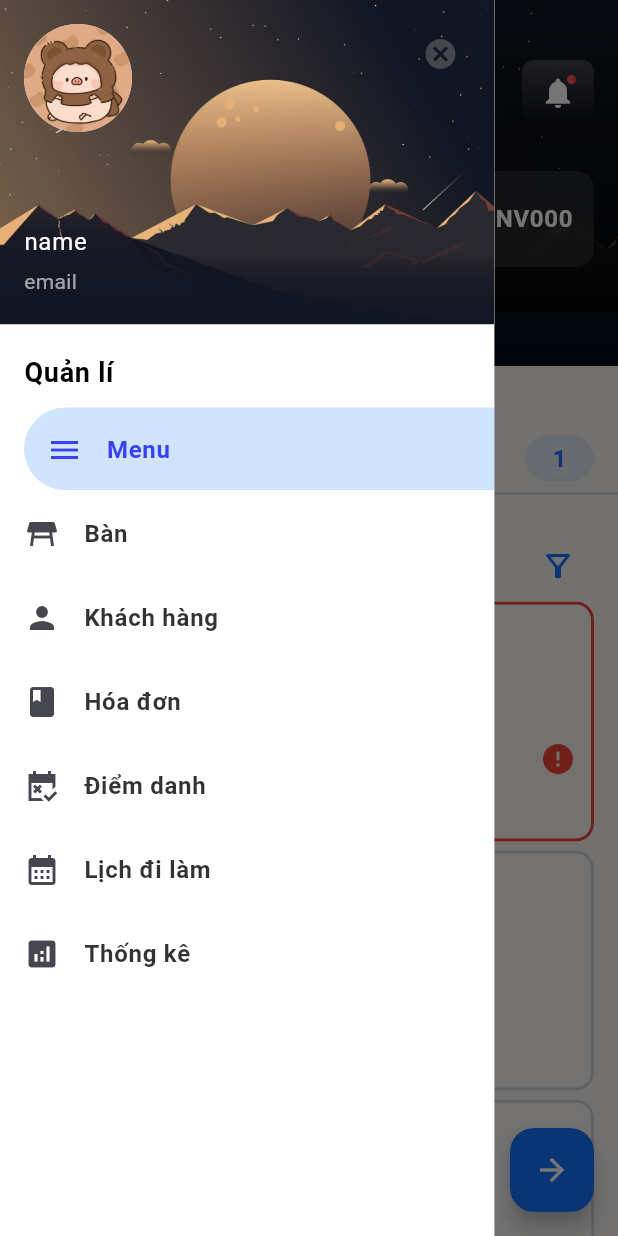
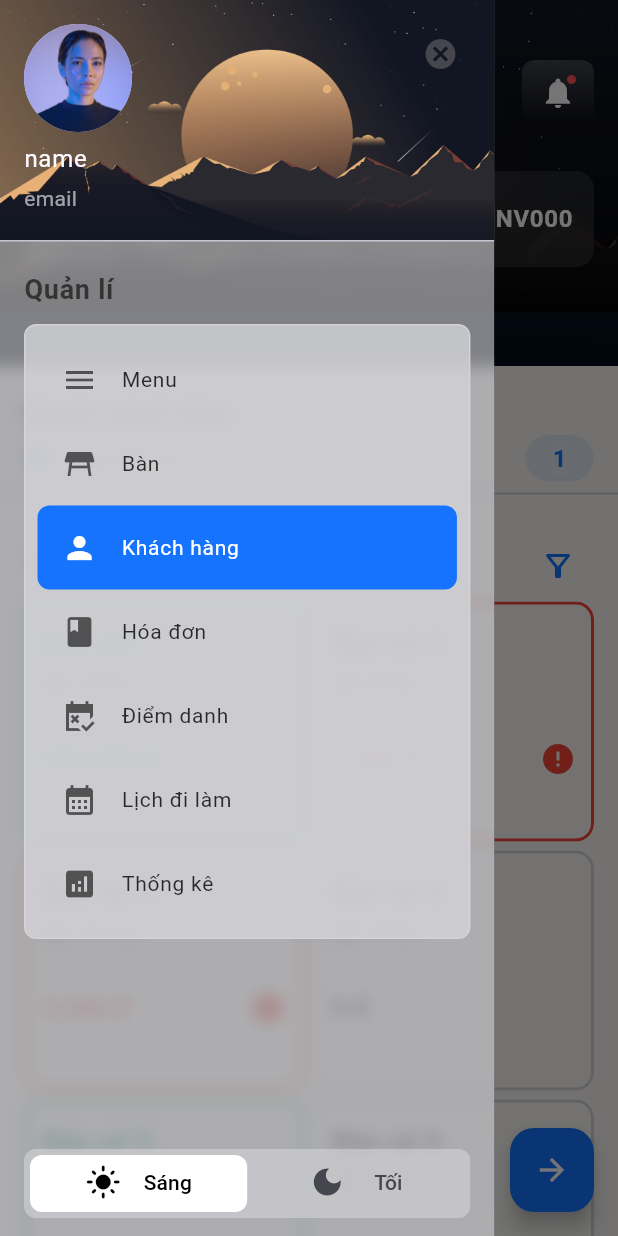
Before and after one commit to ThangStar/AZFood, a Flutter app: the HomeScreen screen opened directly, with the side drawer open, on a phone screen of 412 x 824 dp. Run offline on Flutter 3.47's test engine with Material 2 defaults, Android fonts, the phone set to English and light mode, and no system bars; drawn by our look-alikes of flutter_animate; our stand-ins replace bloc, dio, equatable, flutter_bloc, flutter_dotenv, flutter_svg and 2 more; accounts and stored records are empty; project files that could hold a hidden picture were left out.

Commit message:
theme - color scheme

```diff
--- a/front_end/lib/constants/key_storages.dart
+++ b/front_end/lib/constants/key_storages.dart
@@ -1,3 +1,5 @@
 class KeyStorages{
   static const String myProfile = "MY_PROFILE";
+  static const String theme = "MY_THEME";
+
 }
--- a/front_end/lib/main.dart
+++ b/front_end/lib/main.dart
@@ -1,11 +1,14 @@
 import 'package:flutter/material.dart';
 import 'package:flutter_dotenv/flutter_dotenv.dart';
 import 'package:restaurant_manager_app/courses/aspect_ratio.dart';
+import 'package:restaurant_manager_app/storage/share_preferences.dart';
+import 'package:restaurant_manager_app/ui/blocs/initial/initial_bloc.dart';
 import 'package:restaurant_manager_app/ui/blocs/order/order_bloc.dart';
 import 'package:restaurant_manager_app/ui/blocs/product/product_bloc.dart';
 import 'package:restaurant_manager_app/ui/screens/auth/login_screen.dart';
 import 'package:flutter_bloc/flutter_bloc.dart';
 import 'package:restaurant_manager_app/ui/blocs/auth/authentication_bloc.dart';
+import 'package:restaurant_manager_app/ui/screens/home/home_screen.dart';
 import 'package:restaurant_manager_app/ui/screens/intro/splash_screen.dart';
 import 'package:restaurant_manager_app/ui/theme/color_schemes.dart';
 import 'package:restaurant_manager_app/ui/theme/text_theme.dart';
@@ -16,14 +19,38 @@ void main() async {
   runApp(const MyApp());
 }
 
-class MyApp extends StatelessWidget {
+class MyApp extends StatefulWidget {
+  static final ValueNotifier<ThemeMode> themeNotifier =
+      ValueNotifier(ThemeMode.light);
+
   const MyApp({Key? key}) : super(key: key);
+
+  @override
+  State<MyApp> createState() => _MyAppState();
+}
+
+class _MyAppState extends State<MyApp> {
+  @override
+  void initState() {
+    MySharePreferences.getIsDarkTheme().then((value) {
+      MyApp.themeNotifier.value =
+          value ?? false ? ThemeMode.dark : ThemeMode.light;
+    });
+    super.initState();
+  }
+
   @override
   Widget build(BuildContext context) {
+    return ValueListenableBuilder<ThemeMode>(
+        valueListenable: MyApp.themeNotifier,
+        builder: (_, ThemeMode currentMode, __) {
           return MultiBlocProvider(
               providers: [
                 BlocProvider(
                   create: (context) => OrderBloc(),
+                ),
+                BlocProvider(
+                  create: (context) => InitialBloc(),
                 ),
                 BlocProvider(
                   create: (context) => ProductBloc(),
@@ -33,13 +60,16 @@ class MyApp extends StatelessWidget {
                 ),
               ],
               child: MaterialApp(
+                themeMode: currentMode,
                 debugShowCheckedModeBanner: false,
                 theme: ThemeData(
                     useMaterial3: true,
                     colorScheme: lightColorScheme,
                     textTheme: textTheme(context)),
-          // darkTheme: ThemeData(useMaterial3: true, colorScheme: darkColorScheme),
-          home: const LoginScreen(),
+                darkTheme:
+                    ThemeData(useMaterial3: true, colorScheme: darkColorScheme),
+                home: const HomeScreen(),
               ));
+        });
   }
 }
--- a/front_end/lib/storage/share_preferences.dart
+++ b/front_end/lib/storage/share_preferences.dart
@@ -16,4 +16,16 @@ class MySharePreferences {
     final prefs = await SharedPreferences.getInstance();
     return await prefs.setString(key, value);
   }
+
+  static Future<bool> setIsDarkTheme(bool isDark) async {
+    String key = KeyStorages.theme;
+    final prefs = await SharedPreferences.getInstance();
+    return prefs.setBool(key, isDark);
+  }
+
+  static Future<bool?> getIsDarkTheme() async {
+    String key = KeyStorages.theme;
+    final prefs = await SharedPreferences.getInstance();
+    return prefs.getBool(key);
+  }
 }
--- /dev/null
+++ b/front_end/lib/ui/blocs/initial/initial_bloc.dart
@@ -0,0 +1,21 @@
+import 'dart:async';
+
+import 'package:flutter_bloc/flutter_bloc.dart';
+import 'package:equatable/equatable.dart';
+
+part 'initial_events.dart';
+part 'initial_state.dart';
+
+class InitialBloc extends Bloc<InitialEvent, InitialState> {
+  InitialBloc()
+      : super(const InitialState(
+          status: InitialStatus.initial,
+        )) {
+    on<ChangePosSelectedDrawer>(_changePosSelectedDrawer);
+  }
+
+  FutureOr<void> _changePosSelectedDrawer(
+      ChangePosSelectedDrawer event, Emitter<InitialState> emit) {
+    emit(state.copyWith(posDrawerSelected: event.newPos));
+  }
+}
--- /dev/null
+++ b/front_end/lib/ui/blocs/initial/initial_events.dart
@@ -0,0 +1,14 @@
+part of 'initial_bloc.dart';
+
+abstract class InitialEvent extends Equatable {
+  const InitialEvent();
+
+  @override
+  List<Object> get props => [];
+}
+
+class ChangePosSelectedDrawer extends InitialEvent {
+  final int newPos;
+
+  const ChangePosSelectedDrawer({required this.newPos});
+}
--- /dev/null
+++ b/front_end/lib/ui/blocs/initial/initial_state.dart
@@ -0,0 +1,23 @@
+part of 'initial_bloc.dart';
+
+enum InitialStatus { initial, loading, success, failure }
+
+class InitialState extends Equatable {
+  const InitialState(
+      {required this.status, this.error, this.posDrawerSelected = 2});
+
+  final InitialStatus status;
+  final String? error;
+  final int posDrawerSelected;
+
+  @override
+  List<Object?> get props => [status, error, posDrawerSelected];
+
+  InitialState copyWith(
+      {InitialStatus? status, String? error, int? posDrawerSelected}) {
+    return InitialState(
+        status: status ?? this.status,
+        error: error,
+        posDrawerSelected: posDrawerSelected ?? this.posDrawerSelected);
+  }
+}
--- a/front_end/lib/ui/screens/auth/login_screen.dart
+++ b/front_end/lib/ui/screens/auth/login_screen.dart
@@ -99,9 +99,8 @@ class _LoginScreenState extends State<LoginScreen> {
                 Container(
                   decoration: BoxDecoration(
                       borderRadius: BorderRadius.circular(25),
-                      border: Border.all(
-                          width: 2, color: colorScheme(context).onSecondary),
-                      color: colorScheme(context).background),
+                      border: Border.all(color: colorScheme(context).tertiary),
+                      color: colorScheme(context).onPrimary),
                   margin: const EdgeInsets.symmetric(horizontal: 12),
                   padding:
                       const EdgeInsets.symmetric(horizontal: 16, vertical: 32),
@@ -120,7 +119,10 @@ class _LoginScreenState extends State<LoginScreen> {
                       children: [
                         Row(
                           children: [
-                            SvgPicture.asset('assets/svgs/logo.svg', width: 40,),
+                            SvgPicture.asset(
+                              'assets/svgs/logo.svg',
+                              width: 40,
+                            ),
                             const SizedBox(
                               width: 15,
                             ),
@@ -129,7 +131,9 @@ class _LoginScreenState extends State<LoginScreen> {
                               style: Theme.of(context)
                                   .textTheme
                                   .titleMedium
-                                  ?.copyWith(fontWeight: FontWeight.bold, fontSize: 18),
+                                  ?.copyWith(
+                                      fontWeight: FontWeight.bold,
+                                      fontSize: 18),
                             ),
                           ],
                         ),
@@ -216,10 +220,13 @@ class _LoginScreenState extends State<LoginScreen> {
                                   value: cbxSaveLogin,
                                   onChanged: (p0) => _onChangeSaveLogin(p0!),
                                 ),
-                                const Text('Lưu mật khẩu')
+                                const Text('Ghi nhớ đăng nhập')
                               ],
                             ),
-                            const Text('Quên mật khẩu', style: TextStyle(color: Colors.blue),)
+                            const Text(
+                              'Quên mật khẩu',
+                              style: TextStyle(color: Colors.blue),
+                            )
                           ],
                         ),
                         const SizedBox(
--- a/front_end/lib/ui/screens/home/home_screen.dart
+++ b/front_end/lib/ui/screens/home/home_screen.dart
@@ -38,7 +38,7 @@ class _HomeScreenState extends State<HomeScreen> {
     Model.Table(
         status: 0, sumPrice: 32234, tableName: "Bàn số 6", time: "2h32p")
   ];
-
+  GlobalKey<ScaffoldState> scaffoldKey = new GlobalKey<ScaffoldState>();
   List<String> filterStatus = ["Tất cả", "Chờ", "Hoạt động", "bận"];
 
   int posFilterStatusSelected = 0;
@@ -75,9 +75,9 @@ class _HomeScreenState extends State<HomeScreen> {
       floatingActionButton: FloatingActionButton(
           backgroundColor: colorScheme(context).primary,
           onPressed: () {},
-          child: const Icon(
+          child: Icon(
             Icons.arrow_forward_sharp,
-            color: Colors.white,
+            color: colorScheme(context).onPrimary,
           )),
       body: Stack(
         fit: StackFit.expand,
@@ -85,7 +85,8 @@ class _HomeScreenState extends State<HomeScreen> {
           SingleChildScrollView(
             child: Container(
               decoration: BoxDecoration(
-                  color: colorScheme(context).background,),
+                color: colorScheme(context).background,
+              ),
               child: ClipRRect(
                   child: BackdropFilter(
                 filter: ImageFilter.blur(sigmaX: 80.0, sigmaY: 80.0),
@@ -275,7 +276,7 @@ class ToolbarHome extends StatelessWidget {
                   MyIconButtonBlur(
                     icon: Icon(
                       Icons.menu,
-                      color: colorScheme(context).onPrimary,
+                      color: Colors.white,
                     ),
                     onTap: () {
                       Scaffold.of(context).openDrawer();
@@ -290,7 +291,7 @@ class ToolbarHome extends StatelessWidget {
                     icon: Badge(
                       backgroundColor: Colors.redAccent,
                       child: Icon(Icons.notifications,
-                              color: colorScheme(context).onPrimary)
+                              color: Colors.white)
                           .animate(
                             onPlay: (controller) => controller.repeat(),
                           )
@@ -335,7 +336,7 @@ class ToolbarProfile extends StatelessWidget {
               color: Colors.white.withOpacity(0.1),
               borderRadius: BorderRadius.circular(12)),
           child: Row(
-                mainAxisSize: MainAxisSize.max,
+            mainAxisSize: MainAxisSize.max,
             mainAxisAlignment: MainAxisAlignment.spaceBetween,
             crossAxisAlignment: CrossAxisAlignment.center,
             children: [
@@ -367,7 +368,7 @@ class ToolbarProfile extends StatelessWidget {
                         profile.email,
                         style: TextStyle(
                           color:
-                              colorScheme(context).onPrimary.withOpacity(0.6),
+                              Colors.white.withOpacity(0.6),
                         ),
                       ),
                     ],
@@ -381,7 +382,8 @@ class ToolbarProfile extends StatelessWidget {
                   decoration: BoxDecoration(
                       border: Border(
                           left: BorderSide(
-                              color: const Color(0xFFD4D4D8).withOpacity(0.3)))),
+                              color:
+                                  const Color(0xFFD4D4D8).withOpacity(0.3)))),
                   child: Text(
                     "NV00${profile.id}",
                     style: Theme.of(context).textTheme.bodyLarge?.copyWith(
--- a/front_end/lib/ui/widgets/my_drawer.dart
+++ b/front_end/lib/ui/widgets/my_drawer.dart
@@ -1,7 +1,13 @@
+import 'dart:ui';
+
 import 'package:flutter/material.dart';
 import 'package:flutter_animate/flutter_animate.dart';
+import 'package:flutter_bloc/flutter_bloc.dart';
+import 'package:restaurant_manager_app/main.dart';
 import 'package:restaurant_manager_app/model/profile.dart';
+import 'package:restaurant_manager_app/ui/blocs/initial/initial_bloc.dart';
 import 'package:restaurant_manager_app/ui/theme/color_schemes.dart';
+import 'package:restaurant_manager_app/ui/widgets/my_tabbar_theme.dart';
 
 class MyDrawer extends StatefulWidget {
   const MyDrawer({super.key, required this.profile});
@@ -19,11 +25,17 @@ class ItemDrawer {
   ItemDrawer({required this.label, required this.icon});
 }
 
-class _MyDrawerState extends State<MyDrawer> {
-  int posSelected = 0;
+class _MyDrawerState extends State<MyDrawer> with TickerProviderStateMixin {
+  @override
+  void initState() {
+    super.initState();
+  }
 
   final List<ItemDrawer> items = [
-    ItemDrawer(label: "Menu", icon: Icons.menu,),
+    ItemDrawer(
+      label: "Menu",
+      icon: Icons.menu,
+    ),
     ItemDrawer(label: "Bàn", icon: Icons.table_restaurant),
     ItemDrawer(label: "Khách hàng", icon: Icons.person),
     ItemDrawer(label: "Hóa đơn", icon: Icons.book),
@@ -35,16 +47,19 @@ class _MyDrawerState extends State<MyDrawer> {
   @override
   Widget build(BuildContext context) {
     double width = MediaQuery.of(context).size.width;
-    return SizedBox(
+    return Stack(
+      children: [
+        ClipRRect(
+          child: BackdropFilter(
+            filter: ImageFilter.blur(sigmaX: 5, sigmaY: 5),
+            child: SizedBox(
               width: width * 0.8,
               height: double.infinity,
               child: Container(
-        color: Colors.white,
+                color: colorScheme(context).tertiary.withOpacity(0.6),
                 child: Column(
                   children: [
-            Expanded(
-              flex: 3, // Chiếm 0.3 chiều cao
-              child: UserAccountsDrawerHeader(
+                    UserAccountsDrawerHeader(
                       decoration: const BoxDecoration(
                         image: DecorationImage(
                           fit: BoxFit.cover,
@@ -66,82 +81,125 @@ class _MyDrawerState extends State<MyDrawer> {
                       accountEmail: Text(
                         widget.profile.email,
                         style: TextStyle(
-                    color: colorScheme(context).onPrimary.withOpacity(0.6),
+                          color: Colors.white.withOpacity(0.6),
+                        ),
+                      ),
+                    ),
+                    Expanded(
+                      child: BlocBuilder<InitialBloc, InitialState>(
+                        builder: (context, state) {
+                          return ListView(
+                            padding: const EdgeInsets.all(0),
+                            children: [
+                              Padding(
+                                padding:
+                                    const EdgeInsets.symmetric(vertical: 10),
+                                child: Padding(
+                                  padding: const EdgeInsets.symmetric(
+                                      horizontal: 16),
+                                  child: Text(
+                                    "Quản lí",
+                                    style: Theme.of(context)
+                                        .textTheme
+                                        .titleMedium
+                                        ?.copyWith(
+                                          fontWeight: FontWeight.bold,
+                                          fontSize: 18,
+                                          color: colorScheme(context)
+                                              .scrim
+                                              .withOpacity(0.6),
                                         ),
                                   ),
                                 ),
                               ),
-            Expanded(
-              flex: 8, // Chiếm 0.8 chiều cao
-              child: ListView(
-                padding: const EdgeInsets.all(0),
+                              Container(
+                                decoration: BoxDecoration(
+                                  border: Border.all(
+                                      color: colorScheme(context).tertiary),
+                                  borderRadius: BorderRadius.circular(8),
+                                  color: colorScheme(context)
+                                      .tertiary
+                                      .withOpacity(0.8),
+                                ),
+                                margin:
+                                    const EdgeInsets.symmetric(horizontal: 16),
+                                    padding: EdgeInsets.symmetric(vertical: 8),
+                                child: Column(
                                   children: [
-                  Padding(
-                    padding: const EdgeInsets.symmetric(horizontal: 16, vertical: 10),
-                    child: Text(
-                      "Quản lí",
-                      style: Theme.of(context).textTheme.titleMedium?.copyWith(
-                            fontWeight: FontWeight.bold,
-                            fontSize: 18,
-                            color: colorScheme(context).scrim,
+                                    ...items.asMap().entries.map((e) {
+                                      return AnimatedContainer(
+                                        onEnd: () {},
+                                        decoration: BoxDecoration(
+                                          borderRadius:
+                                              BorderRadius.circular(8),
+                                          color:
+                                              state.posDrawerSelected == e.key
+                                                  ? colorScheme(context).primary
+                                                  : null,
                                         ),
+                                        margin: const EdgeInsets.symmetric(
+                                            horizontal: 8),
+                                        duration: 200.ms,
+                                        child: ListTile(
+                                          onTap: () async {
+                                            setState(() {
+                                              context.read<InitialBloc>().add(
+                                                  ChangePosSelectedDrawer(
+                                                      newPos: e.key));
+                                            });
+                                            await Future.delayed(300.ms);
+                                            // ignore: use_build_context_synchronously
+                                            Navigator.pop(context);
+                                          },
+                                          leading: Icon(
+                                            e.value.icon,
+                                            color: state.posDrawerSelected ==
+                                                    e.key
+                                                ? colorScheme(context).onPrimary
+                                                : colorScheme(context)
+                                                    .scrim
+                                                    .withOpacity(0.6),
                                           ),
-                  ),
-                  ...items.asMap().entries.map((e) {
-                    return Stack(
-                      fit: StackFit.loose,
-                      children: [
-                        AnimatedPositioned(
-                          duration: 200.ms,
-                          top: 0,
-                          left: 0,
-                          height: 55,
-                          width: posSelected == e.key ? width * 0.8 : 0,
-                          child: Container(
-                            margin: const EdgeInsets.only(left: 16),
-                            decoration: BoxDecoration(
-                              color:
-                                  colorScheme(context).primary.withOpacity(0.2),
-                              borderRadius: const BorderRadius.only(
-                                  topLeft: Radius.circular(50),
-                                  bottomLeft: Radius.circular(50)),
-                            ),
-                          ),
-                        ),
-                        AnimatedPadding(
-                          duration: const Duration(milliseconds: 200),
-                          padding: EdgeInsets.only(
-                              left: posSelected == e.key ? 15.0 : 0.0),
-                          child: ListTile(
-                            onTap: () {
-                              setState(() {
-                                posSelected = e.key;
-                              });
-                            },
-                            leading: Icon(e.value.icon,
-                              color: posSelected == e.key ? colorScheme(context).surfaceTint : null,),
                                           title: Text(
                                             e.value.label,
                                             style: Theme.of(context)
                                                 .textTheme
                                                 .labelLarge
                                                 ?.copyWith(
-                                color: posSelected == e.key ? colorScheme(context).surfaceTint : null,
-                                    fontWeight: FontWeight.bold,
-                                    fontSize: 16,
+                                                  color:
+                                                      state.posDrawerSelected ==
+                                                              e.key
+                                                          ? colorScheme(context)
+                                                              .onPrimary
+                                                          : colorScheme(context)
+                                                              .scrim
+                                                              .withOpacity(0.8),
+                                                  fontSize: 14,
+                                                ),
+                                          ),
+                                        ),
+                                      );
+                                    })
+                                  ],
+                                ),
+                              )
+                            ],
+                          );
+                        },
+                      ),
+                    ),
+                    const Padding(
+                      padding:
+                          EdgeInsets.symmetric(horizontal: 16, vertical: 12),
+                      child: MyTabBarTheme(),
+                    )
+                  ],
+                ),
               ),
             ),
           ),
         ),
       ],
     );
-                  }),
-                ],
-              ),
-            ),
-          ],
-        ),
-      ),
-    );
   }
 }
--- /dev/null
+++ b/front_end/lib/ui/widgets/my_tabbar_theme.dart
@@ -0,0 +1,76 @@
+import 'package:flutter/material.dart';
+import 'package:flutter_animate/flutter_animate.dart';
+import 'package:restaurant_manager_app/main.dart';
+import 'package:restaurant_manager_app/storage/share_preferences.dart';
+import 'package:restaurant_manager_app/ui/theme/color_schemes.dart';
+
+class MyTabBarTheme extends StatefulWidget {
+  const MyTabBarTheme({
+    super.key,
+  });
+
+  @override
+  State<MyTabBarTheme> createState() => _MyTabBarThemeState();
+}
+
+class _MyTabBarThemeState extends State<MyTabBarTheme>
+    with TickerProviderStateMixin {
+  int pos = 0;
+
+  @override
+  void initState() {
+    MySharePreferences.getIsDarkTheme().then((value){
+      setState(() {
+        pos = value ?? false ? 1 : 0;
+      });
+    });
+    super.initState();
+  }
+  @override
+  Widget build(BuildContext context) {
+    return ClipRRect(
+      borderRadius: BorderRadius.circular(8),
+      child: Container(
+        color: colorScheme(context).tertiary.withOpacity(0.6),
+        child: TabBar(
+            onTap: (value) async {
+              await Future.delayed(200.ms);
+              await MySharePreferences.setIsDarkTheme(value == 1);
+              if (value == 1) {
+                MyApp.themeNotifier.value = ThemeMode.dark;
+              } else {
+                MyApp.themeNotifier.value = ThemeMode.light;
+              }
+              setState(() {
+                pos = value;
+              });
+            },
+            labelColor: colorScheme(context).scrim,
+            padding: const EdgeInsets.all(4),
+            indicator: BoxDecoration(
+                borderRadius: BorderRadius.circular(8),
+                color: colorScheme(context).onPrimary),
+            indicatorSize: TabBarIndicatorSize.tab,
+            dividerHeight: 0,
+            controller:
+                TabController(length: 2, vsync: this, initialIndex: pos),
+            tabs: const [
+              Padding(
+                padding: EdgeInsets.all(6.0),
+                child: Row(
+                  mainAxisAlignment: MainAxisAlignment.spaceEvenly,
+                  children: [Icon(Icons.light_mode), Text("Sáng")],
+                ),
+              ),
+              Padding(
+                padding: EdgeInsets.all(6.0),
+                child: Row(
+                  mainAxisAlignment: MainAxisAlignment.spaceEvenly,
+                  children: [Icon(Icons.dark_mode), Text("Tối")],
+                ),
+              ),
+            ]),
+      ),
+    );
+  }
+}
```
Also changed, not shown: front_end/assets/images/avatar.jpg. Lines whose indentation alone changed are shown as unchanged.
